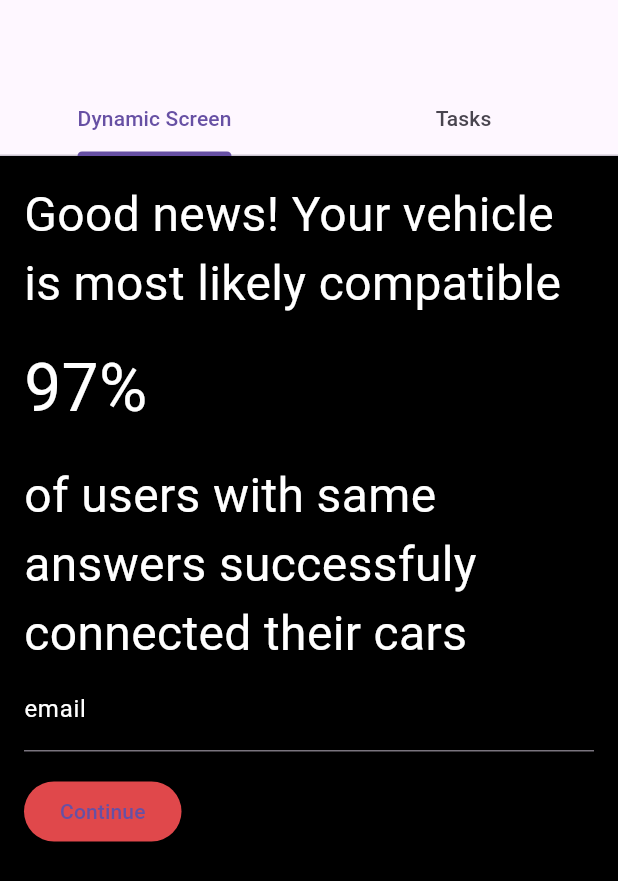
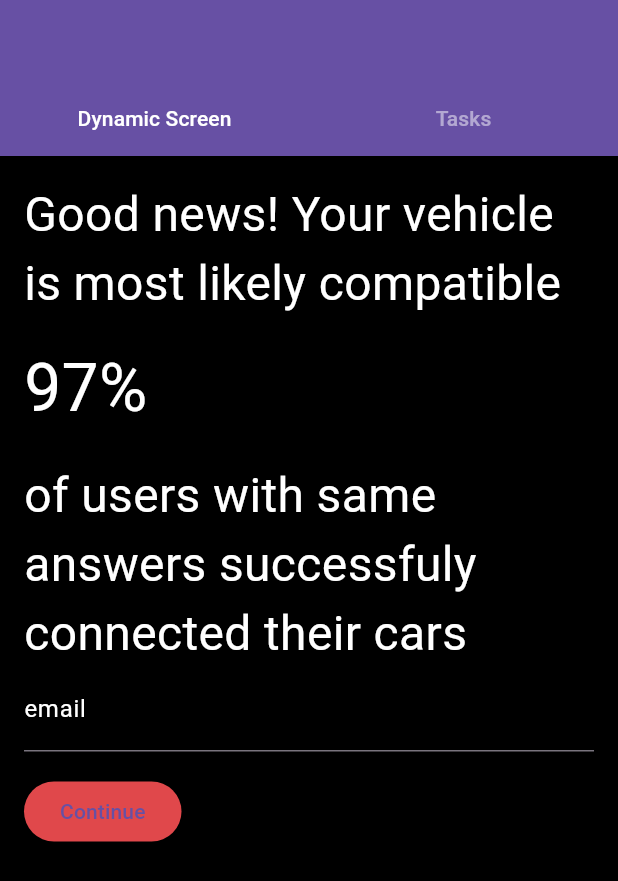
Before and after one commit to ramilsalihar/dynamic_ui, a Flutter app: the screen it shows after launch, on a phone screen of 412 x 824 dp. Shown: the top 881 px of the screen. Run offline on Flutter 3.47's test engine with Material 3 defaults, Android fonts, the light colour scheme and no system bars; our stand-ins replace cloud_firestore, firebase_core, flutter_riverpod; accounts and stored records are empty.

Commit message:
minor changes

```diff
--- a/lib/app.dart
+++ b/lib/app.dart
@@ -0,0 +1,48 @@
+import 'package:dynamic_ui/core/theme.dart';
+import 'package:dynamic_ui/screens/first_tab_screen.dart';
+import 'package:dynamic_ui/screens/second_tab_screen.dart';
+import 'package:flutter/material.dart';
+import 'package:flutter_riverpod/flutter_riverpod.dart';
+
+class App extends ConsumerStatefulWidget {
+  const App({super.key});
+
+  @override
+  _AppState createState() => _AppState();
+}
+
+class _AppState extends ConsumerState<App> {
+
+  @override
+  Widget build(BuildContext context) {
+    final themeData = ref.watch(themeManagerProvider);
+    return MaterialApp(
+      title: 'Dynamic UI',
+      theme: themeData,
+      home: DefaultTabController(
+        length: 2,
+        child: Scaffold(
+          appBar: AppBar(
+            backgroundColor: themeData.primaryColor,
+            bottom: TabBar(
+              dividerColor: Colors.transparent,
+              indicatorColor: Colors.transparent,
+              labelColor: Colors.white,
+              unselectedLabelColor: Colors.white.withOpacity(0.5),
+              tabs: [
+                Tab(text: 'Dynamic Screen'),
+                Tab(text: 'Tasks'),
+              ],
+            ),
+          ),
+          body: TabBarView(
+            children: [
+              FirstTabScreen(),
+              SecondTabScreen(),
+            ],
+          ),
+        ),
+      ),
+    );
+  }
+}
--- a/lib/main.dart
+++ b/lib/main.dart
@@ -1,46 +1,17 @@
-import 'dart:convert';
-
+import 'package:dynamic_ui/app.dart';
 import 'package:dynamic_ui/firebase_options.dart';
-import 'package:dynamic_ui/models/screen_config.dart';
-import 'package:dynamic_ui/screens/first_tab_screen.dart';
-import 'package:dynamic_ui/screens/second_tab_screen.dart';
 import 'package:firebase_core/firebase_core.dart';
 import 'package:flutter/material.dart';
+import 'package:flutter_riverpod/flutter_riverpod.dart';
 
 void main() async {
   WidgetsFlutterBinding.ensureInitialized();
   await Firebase.initializeApp(
     options: DefaultFirebaseOptions.currentPlatform,
   );
-  runApp(const MyApp());
+  runApp(
+    const ProviderScope(
+      child: App(),
+    ),
+  );
 }
-
-class MyApp extends StatelessWidget {
-  const MyApp({super.key});
-
-  @override
-  Widget build(BuildContext context) {
-    return MaterialApp(
-      title: 'Dynamic UI',
-      home: DefaultTabController(
-        length: 2,
-        child: Scaffold(
-          appBar: AppBar(
-            bottom: TabBar(
-              tabs: [
-                Tab(text: 'Dynamic Screen'),
-                Tab(text: 'Tasks'),
-              ],
-            ),
-          ),
-          body: TabBarView(
-            children: [
-              FirstTabScreen(),
-              SecondTabScreen(),
-            ],
-          ),
-        ),
-      ),
-    );
-  }
-}
--- a/pubspec.yaml
+++ b/pubspec.yaml
@@ -16,6 +16,8 @@ dependencies:
   firebase_core: ^3.8.0
   json_dynamic_widget: ^7.3.1+8
   cloud_firestore: ^5.5.0
+  riverpod: ^2.6.1
+  flutter_riverpod: ^2.6.1
 
 dev_dependencies:
   flutter_test:
```
Also changed, not shown: lib/core/theme.dart (+39 -0 lines), pubspec.lock, 1 other file.
